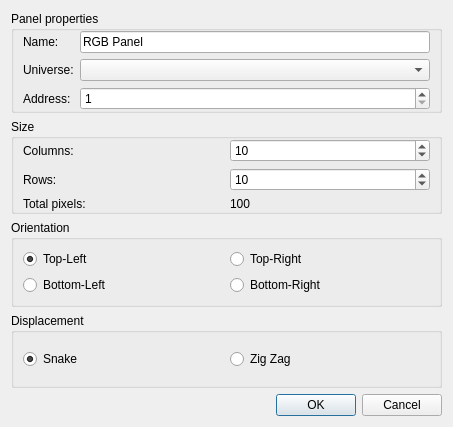
Qt form ui/src/addrgbpanel.ui (mcallegari/qlcplus) before a commit.
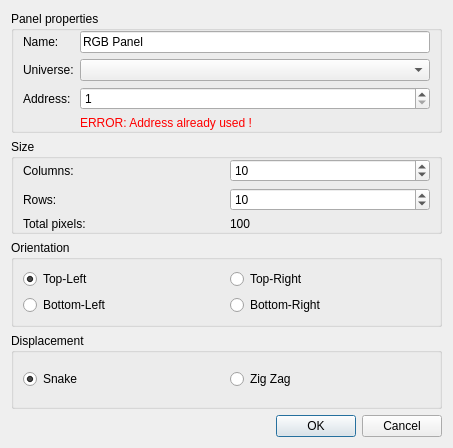
The same form after that commit. Icons and pictures are not drawn.

Commit message:
RGBPanel: handle multi-universes span. Do not allow overlapping addresses
InputOutputMap: give universes a default name

Patch:
```diff
--- a/ui/src/addrgbpanel.ui
+++ b/ui/src/addrgbpanel.ui
@@ -7,7 +7,7 @@
     <x>0</x>
     <y>0</y>
     <width>453</width>
-    <height>427</height>
+    <height>448</height>
    </rect>
   </property>
   <property name="windowTitle">
@@ -73,6 +73,13 @@
           </property>
          </widget>
         </item>
+        <item row="3" column="1">
+         <widget class="QLabel" name="m_addrErrorLabel">
+          <property name="text">
+           <string>&lt;html&gt;&lt;head/&gt;&lt;body&gt;&lt;p&gt;&lt;span style=&quot; color:#ff0000;&quot;&gt;ERROR: Address already used !&lt;/span&gt;&lt;/p&gt;&lt;/body&gt;&lt;/html&gt;</string>
+          </property>
+         </widget>
+        </item>
        </layout>
       </item>
      </layout>
```
The commit also changes 8 other files.
